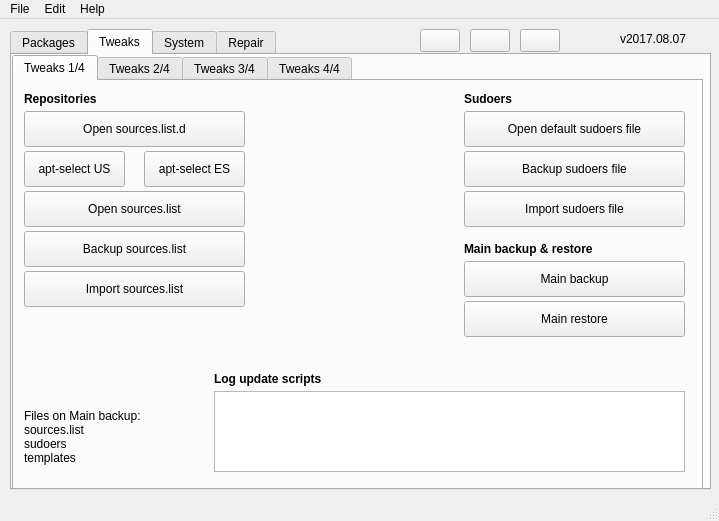
The window that mainwindow.ui (adgellida/ubunsys) describes before a commit, drawn with Qt 5.
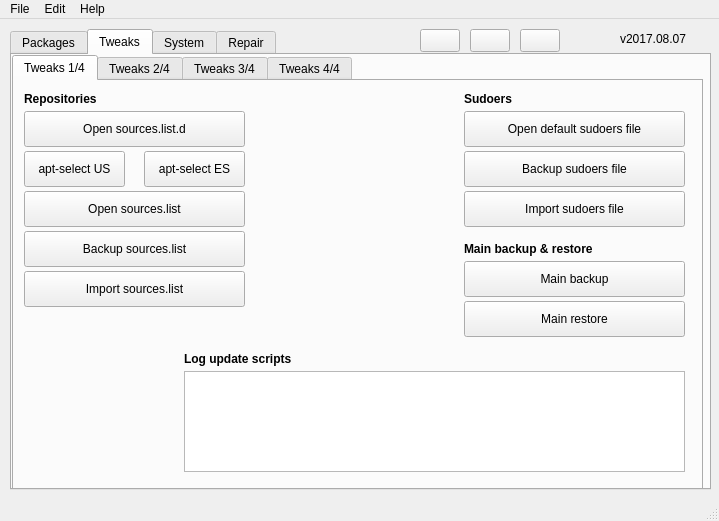
The same window after the commit. The open tabs and pages were chosen to show the change. Icons and pictures are not drawn.

```diff
--- a/mainwindow.ui
+++ b/mainwindow.ui
@@ -494,44 +494,22 @@
          <bool>false</bool>
         </property>
        </widget>
-       <widget class="QLabel" name="label_38">
-        <property name="geometry">
-         <rect>
-          <x>10</x>
-          <y>300</y>
-          <width>221</width>
-          <height>111</height>
-         </rect>
-        </property>
-        <property name="font">
-         <font>
-          <weight>50</weight>
-          <bold>false</bold>
-         </font>
-        </property>
-        <property name="text">
-         <string>Files on Main backup:
-sources.list
-sudoers
-templates</string>
-        </property>
-       </widget>
        <widget class="QTextBrowser" name="textBrowser">
         <property name="geometry">
          <rect>
-          <x>200</x>
-          <y>310</y>
-          <width>471</width>
-          <height>81</height>
-         </rect>
-        </property>
-       </widget>
-       <widget class="QLabel" name="label_41">
-        <property name="geometry">
-         <rect>
-          <x>200</x>
+          <x>170</x>
           <y>290</y>
-          <width>471</width>
+          <width>501</width>
+          <height>101</height>
+         </rect>
+        </property>
+       </widget>
+       <widget class="QLabel" name="label_41">
+        <property name="geometry">
+         <rect>
+          <x>170</x>
+          <y>270</y>
+          <width>501</width>
           <height>16</height>
          </rect>
         </property>
```
Left out of the diff: 7 changed lines with no effect on the pictures.
